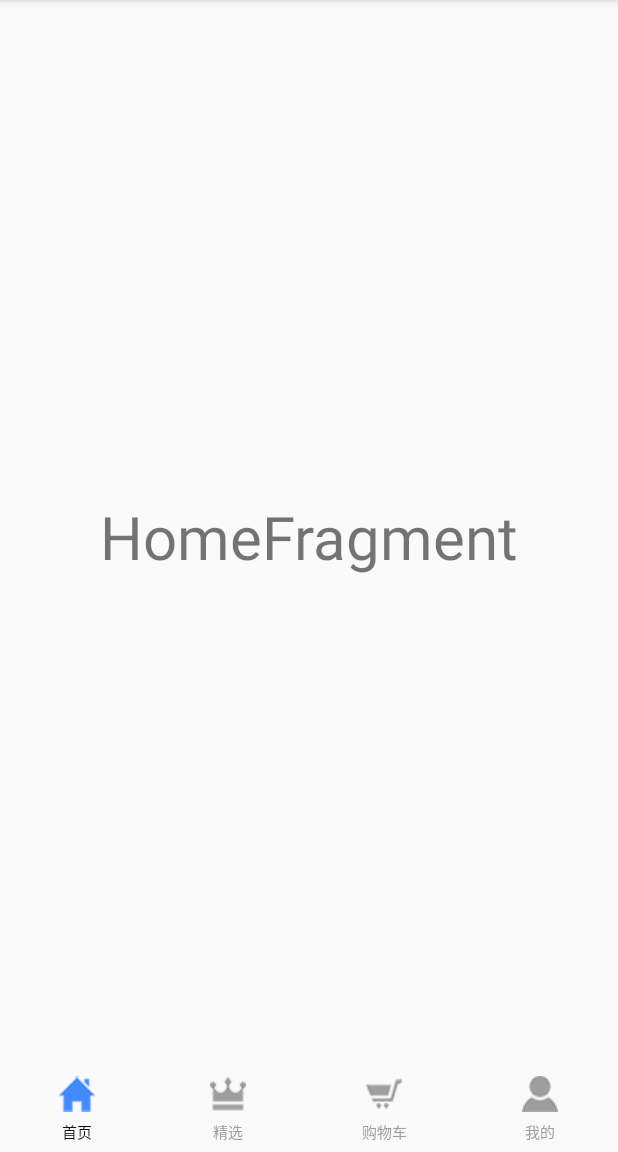
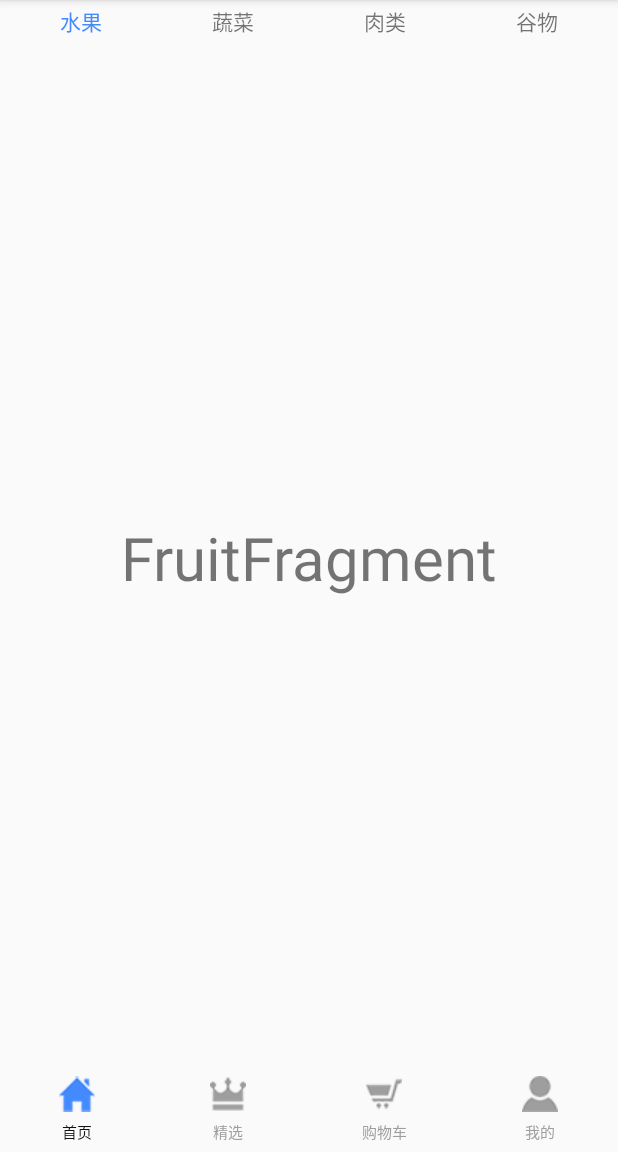
Before and after one commit to leidongld/FresherApp, an Android app: the screen it shows after launch (MainActivity), on a phone screen of 412 x 824 dp, the part 84-1236 px from its top. Run offline under Robolectric (Android 15) with nearby library versions, the light colour scheme and no system bars; our stand-ins replace ButterKnife.

Commit message:
完成首页ViewPager结构搭建

```diff
--- /dev/null
+++ b/app/src/main/java/com/example/leidong/fresher/adapter/MyFragmentAdapter.java
@@ -0,0 +1,32 @@
+package com.example.leidong.fresher.adapter;
+
+import android.support.v4.app.Fragment;
+import android.support.v4.app.FragmentManager;
+import android.support.v4.app.FragmentPagerAdapter;
+
+import java.util.ArrayList;
+
+/**
+ * Created by Lei Dong on 2018/9/27.
+ */
+public class MyFragmentAdapter extends FragmentPagerAdapter {
+    private ArrayList<Fragment> fragmentList;
+
+    public MyFragmentAdapter(FragmentManager fm, ArrayList<Fragment> fragmentList) {
+        super(fm);
+        this.fragmentList = fragmentList;
+    }
+
+    @Override
+    public Fragment getItem(int i) {
+        if(fragmentList.size() > 0) {
+            return fragmentList.get(i);
+        }
+        return null;
+    }
+
+    @Override
+    public int getCount() {
+        return fragmentList.size();
+    }
+}
--- a/app/src/main/java/com/example/leidong/fresher/fragment/HomeFragment.java
+++ b/app/src/main/java/com/example/leidong/fresher/fragment/HomeFragment.java
@@ -1,15 +1,25 @@
 package com.example.leidong.fresher.fragment;
 
 import android.annotation.SuppressLint;
+import android.os.Build;
 import android.os.Bundle;
 import android.support.annotation.NonNull;
 import android.support.annotation.Nullable;
+import android.support.annotation.RequiresApi;
+import android.support.v4.app.Fragment;
+import android.support.v4.view.ViewPager;
 import android.view.LayoutInflater;
 import android.view.View;
 import android.view.ViewGroup;
+import android.widget.TextView;
 
 import com.example.leidong.fresher.R;
+import com.example.leidong.fresher.adapter.MyFragmentAdapter;
 
+import java.util.ArrayList;
+import java.util.List;
+
+import butterknife.BindView;
 import butterknife.ButterKnife;
 
 /**
@@ -19,6 +29,35 @@
     private static final String TAG = HomeFragment.class.getSimpleName();
 
     private View mView;
+
+    @BindView(R.id.viewpager)
+    ViewPager mViewPager;
+
+    @BindView(R.id.title1)
+    TextView mTitle1;
+
+    @BindView(R.id.title2)
+    TextView mTitle2;
+
+    @BindView(R.id.title3)
+    TextView mTitle3;
+
+    @BindView(R.id.title4)
+    TextView mTitle4;
+
+    private FruitFragment mFruitFragment;
+
+    private VegetableFragment mVegetableFragment;
+
+    private MeatFragment mMeatFragment;
+
+    private GrainFragment mGrainFragment;
+
+    private List<Fragment> mFragmentList;
+
+    private MyFragmentAdapter mMyFragmentAdapter;
+
+    private int mCurrentPage = 0;
 
     @SuppressLint("StaticFieldLeak")
     private static HomeFragment mInstance = null;
@@ -53,8 +92,70 @@
         return mView;
     }
 
+    @RequiresApi(api = Build.VERSION_CODES.M)
     @Override
     public void onActivityCreated(@Nullable Bundle savedInstanceState) {
         super.onActivityCreated(savedInstanceState);
+
+        init();
+    }
+
+    /**
+     * 初始化
+     */
+    @RequiresApi(api = Build.VERSION_CODES.M)
+    private void init() {
+        mFruitFragment = FruitFragment.getInstance();
+        mVegetableFragment = VegetableFragment.getInstance();
+        mMeatFragment = MeatFragment.getInstance();
+        mGrainFragment = GrainFragment.getInstance();
+
+        mFragmentList = new ArrayList<>();
+        mFragmentList.add(mFruitFragment);
+        mFragmentList.add(mVegetableFragment);
+        mFragmentList.add(mMeatFragment);
+        mFragmentList.add(mGrainFragment);
+
+        mMyFragmentAdapter = new MyFragmentAdapter(getChildFragmentManager(), (ArrayList<Fragment>) mFragmentList);
+        mViewPager.setAdapter(mMyFragmentAdapter);
+        mViewPager.setCurrentItem(mCurrentPage);
+        mTitle1.setTextColor(getResources().getColor(R.color.colorBlue));
+        mViewPager.addOnPageChangeListener(new ViewPager.OnPageChangeListener() {
+            @Override
+            public void onPageScrolled(int i, float v, int i1) {
+
+            }
+
+            @Override
+            public void onPageSelected(int i) {
+                mCurrentPage = i;
+                if(mCurrentPage == 0) {
+                    mTitle1.setTextColor(getResources().getColor(R.color.colorBlue));
+                    mTitle2.setTextColor(getResources().getColor(R.color.colorGray));
+                    mTitle3.setTextColor(getResources().getColor(R.color.colorGray));
+                    mTitle4.setTextColor(getResources().getColor(R.color.colorGray));
+                } else if(mCurrentPage == 1) {
+                    mTitle1.setTextColor(getResources().getColor(R.color.colorGray));
+                    mTitle2.setTextColor(getResources().getColor(R.color.colorBlue));
+                    mTitle3.setTextColor(getResources().getColor(R.color.colorGray));
+                    mTitle4.setTextColor(getResources().getColor(R.color.colorGray));
+                } else if(mCurrentPage == 2) {
+                    mTitle1.setTextColor(getResources().getColor(R.color.colorGray));
+                    mTitle2.setTextColor(getResources().getColor(R.color.colorGray));
+                    mTitle3.setTextColor(getResources().getColor(R.color.colorBlue));
+                    mTitle4.setTextColor(getResources().getColor(R.color.colorGray));
+                } else {
+                    mTitle1.setTextColor(getResources().getColor(R.color.colorGray));
+                    mTitle2.setTextColor(getResources().getColor(R.color.colorGray));
+                    mTitle3.setTextColor(getResources().getColor(R.color.colorGray));
+                    mTitle4.setTextColor(getResources().getColor(R.color.colorBlue));
+                }
+            }
+
+            @Override
+            public void onPageScrollStateChanged(int i) {
+
+            }
+        });
     }
 }
--- a/app/src/main/java/com/example/leidong/fresher/ui/MainActivity.java
+++ b/app/src/main/java/com/example/leidong/fresher/ui/MainActivity.java
@@ -152,6 +152,5 @@
     @Override
     protected void onResume() {
         super.onResume();
-        mTagsRg.check(R.id.rbt_home);
     }
 }
--- a/app/src/main/res/layout/fragment_home.xml
+++ b/app/src/main/res/layout/fragment_home.xml
@@ -3,10 +3,43 @@
     android:layout_width="match_parent"
     android:layout_height="match_parent"
     android:orientation="vertical">
-    <TextView
-        android:text="HomeFragment"
-        android:textSize="40sp"
-        android:gravity="center"
+    <LinearLayout
+        android:layout_width="match_parent"
+        android:layout_height="wrap_content"
+        android:orientation="horizontal"
+        android:weightSum="4"
+        android:layout_margin="3dp">
+        <TextView
+            android:id="@+id/title1"
+            android:text="水果"
+            android:gravity="center"
+            android:layout_width="match_parent"
+            android:layout_height="match_parent"
+            android:layout_weight="1"/>
+        <TextView
+            android:id="@+id/title2"
+            android:text="蔬菜"
+            android:gravity="center"
+            android:layout_width="match_parent"
+            android:layout_height="match_parent"
+            android:layout_weight="1"/>
+        <TextView
+            android:id="@+id/title3"
+            android:text="肉类"
+            android:gravity="center"
+            android:layout_width="match_parent"
+            android:layout_height="match_parent"
+            android:layout_weight="1"/>
+        <TextView
+            android:id="@+id/title4"
+            android:text="谷物"
+            android:gravity="center"
+            android:layout_width="match_parent"
+            android:layout_height="match_parent"
+            android:layout_weight="1"/>
+    </LinearLayout>
+    <android.support.v4.view.ViewPager
+        android:id="@+id/viewpager"
         android:layout_width="match_parent"
         android:layout_height="match_parent" />
 </LinearLayout>
--- a/build.gradle
+++ b/build.gradle
@@ -8,7 +8,7 @@
         maven { url "https://jitpack.io" }
     }
     dependencies {
-        classpath 'com.android.tools.build:gradle:3.1.4'
+        classpath 'com.android.tools.build:gradle:3.2.0'
 
 
         // NOTE: Do not place your application dependencies here; they belong
```
Also changed, not shown: gradle/wrapper/gradle-wrapper.properties.
